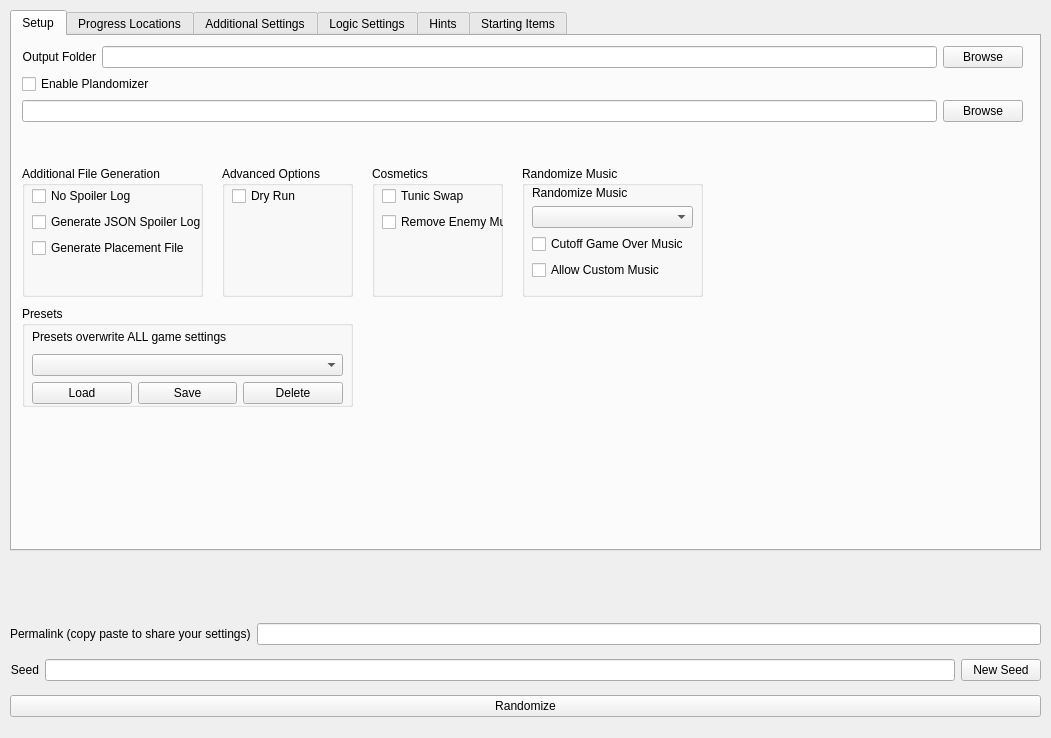
Above: gui/randogui.ui from ssrando/ssrando before the change. Below: the same form after it.
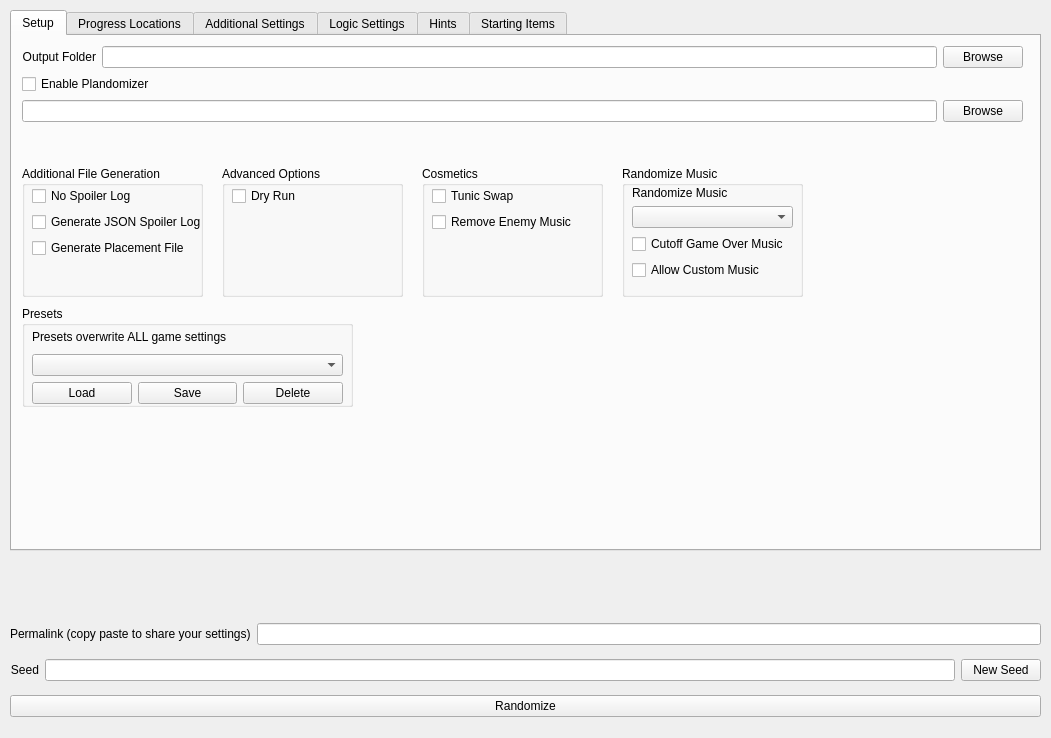
That is the form after the change. The open tabs and pages were chosen to show the change.

Commit message: Fix misaligned ui on 'Setup' tab

The edit to the form file:
```diff
--- a/gui/randogui.ui
+++ b/gui/randogui.ui
@@ -168,7 +168,7 @@
          <x>10</x>
          <y>20</y>
          <width>169</width>
-         <height>89</height>
+         <height>101</height>
         </rect>
        </property>
        <layout class="QVBoxLayout" name="verticalLayout_33">
@@ -214,7 +214,7 @@
        <rect>
         <x>210</x>
         <y>130</y>
-        <width>131</width>
+        <width>181</width>
         <height>131</height>
        </rect>
       </property>
@@ -226,7 +226,7 @@
         <rect>
          <x>10</x>
          <y>20</y>
-         <width>111</width>
+         <width>161</width>
          <height>101</height>
         </rect>
        </property>
@@ -257,9 +257,9 @@
      <widget class="QGroupBox" name="groupBox_14">
       <property name="geometry">
        <rect>
-        <x>360</x>
+        <x>410</x>
         <y>130</y>
-        <width>131</width>
+        <width>181</width>
         <height>131</height>
        </rect>
       </property>
@@ -271,8 +271,8 @@
         <rect>
          <x>10</x>
          <y>20</y>
-         <width>141</width>
-         <height>80</height>
+         <width>161</width>
+         <height>101</height>
         </rect>
        </property>
        <layout class="QVBoxLayout" name="verticalLayout_17">
@@ -309,7 +309,7 @@
      <widget class="QGroupBox" name="groupBox_15">
       <property name="geometry">
        <rect>
-        <x>510</x>
+        <x>610</x>
         <y>130</y>
         <width>181</width>
         <height>131</height>
```
Left out of the diff: 2 changed lines with no effect on the pictures. The commit also changes 1 other file.
